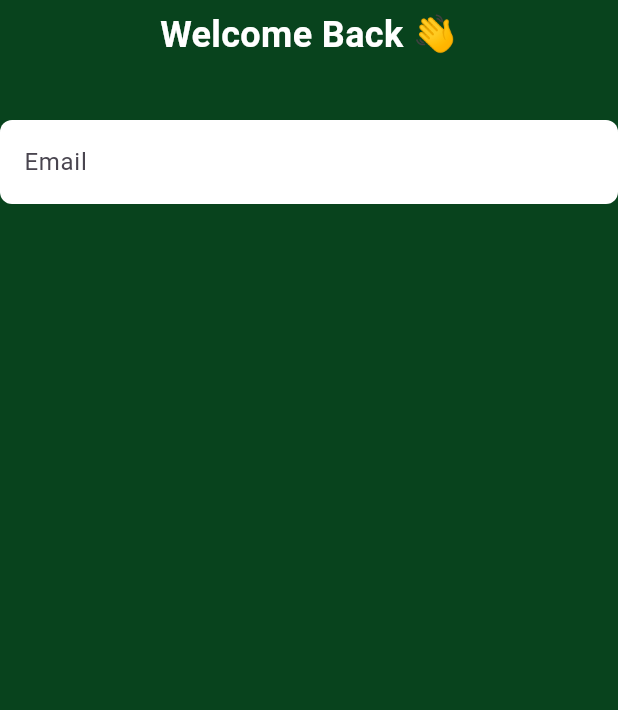
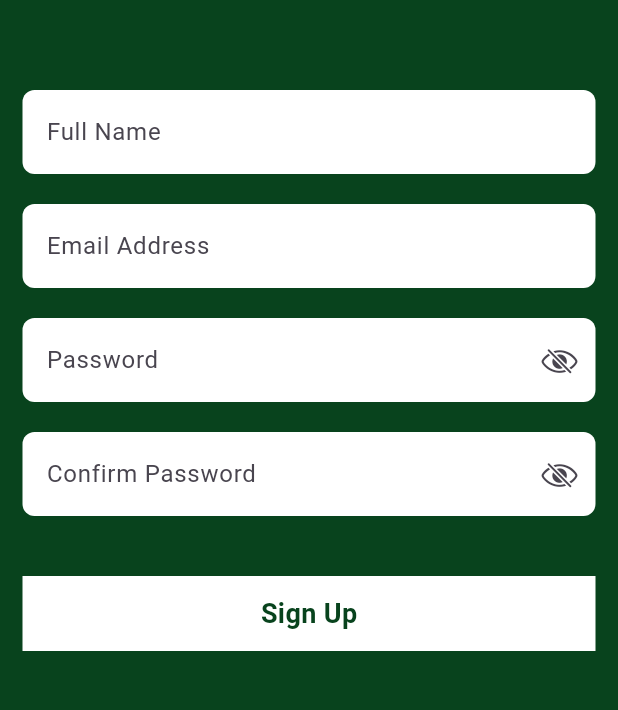
Before and after one commit to Ma7moudSelmy/Hungry_App, a Flutter app: the screen it shows after launch, on a phone screen of 412 x 824 dp, the part 219-929 px from its top. Run offline on Flutter 3.47's test engine with Material 3 defaults, Android fonts, the phone set to English and light mode, and no system bars; our stand-ins replace flutter_svg, gap.

Commit message:
feat: Refactor authentication views to use stateful widgets and implement form validation

```diff
--- a/lib/features/auth/Views/login_view.dart
+++ b/lib/features/auth/Views/login_view.dart
@@ -2,41 +2,74 @@ import 'package:flutter/material.dart';
 import 'package:flutter_svg/svg.dart';
 import 'package:gap/gap.dart';
 import 'package:hungry_app/Core/Constants/app_colors.dart';
+import 'package:hungry_app/features/auth/Widgets/CustomAuthBtn.dart';
 import 'package:hungry_app/shared/custom_text.dart';
+import 'package:hungry_app/shared/custom_text_form_filed.dart';
 
-class LoginView extends StatelessWidget {
+class LoginView extends StatefulWidget {
   const LoginView({super.key});
 
   @override
+  State<LoginView> createState() => _LoginViewState();
+}
+
+class _LoginViewState extends State<LoginView> {
+  final TextEditingController emailController = TextEditingController();
+  final TextEditingController passwordController = TextEditingController();
+  final GlobalKey<FormState> _formKey = GlobalKey<FormState>();
+
+  @override
   Widget build(BuildContext context) {
-    return Scaffold(
+    return GestureDetector(
+      onTap: () => FocusScope.of(context).unfocus(),
+      child: Scaffold(
         backgroundColor: AppColors.primary,
         body: Center(
+          child: Padding(
+            padding: const EdgeInsets.symmetric(horizontal: 15),
+            child: Form(
+              key: _formKey,
               child: Column(
                 children: [
-            Gap(100),
+                  const Gap(100),
                   SvgPicture.asset("assets/logo/logo.svg"),
-            Gap(6),
+                  const Gap(6),
 
-            CustomText(
-              text: "Welcome Back 👋",
+                  const CustomText(
+                    text: "Welcome Back Discover great food",
                     color: Colors.white,
-              size: 24,
+                    size: 20,
                     Weight: FontWeight.w700,
                   ),
-            Gap(40),
-            TextFormField(
-              decoration: InputDecoration(
-                filled: true,
-                fillColor: Colors.white,
-                hintText: "Email",
-                border: OutlineInputBorder(
-                  borderRadius: BorderRadius.circular(8),
-                  borderSide: BorderSide.none,
+
+                  const Gap(60),
+
+                  CustomTextFormFiled(
+                    hint: "Email Address",
+                    isPassword: false,
+                    controller: emailController,
+                  ),
+
+                  const Gap(30),
+
+                  CustomTextFormFiled(
+                    hint: "Password",
+                    isPassword: true,
+                    controller: passwordController,
+                  ),
+                  const Gap(30),
+                  CustomAuthBtn(
+                    text: "Login",
+                    onTap: () {
+                      if (_formKey.currentState!.validate()) {
+                        print('sussess login');
+                      }
+                    },
+                  ),
+                ],
               ),
             ),
           ),
-          ],
         ),
       ),
     );
--- a/lib/features/auth/Views/signup_view.dart
+++ b/lib/features/auth/Views/signup_view.dart
@@ -0,0 +1,74 @@
+import 'package:flutter/material.dart';
+import 'package:flutter_svg/flutter_svg.dart';
+import 'package:gap/gap.dart';
+import 'package:hungry_app/Core/Constants/app_colors.dart';
+import 'package:hungry_app/features/auth/Widgets/CustomAuthBtn.dart';
+import 'package:hungry_app/shared/custom_text.dart';
+import 'package:hungry_app/shared/custom_text_form_filed.dart';
+
+class SignupView extends StatelessWidget {
+  const SignupView({super.key});
+
+  @override
+  Widget build(BuildContext context) {
+    TextEditingController emailController = TextEditingController();
+    TextEditingController nameController = TextEditingController();
+
+    TextEditingController passwordController = TextEditingController();
+
+    TextEditingController confirmpasswordController = TextEditingController();
+    final GlobalKey<FormState> _formKey = GlobalKey<FormState>();
+
+    return Scaffold(
+      backgroundColor: AppColors.primary,
+      body: Center(
+        child: Padding(
+          padding: const EdgeInsets.symmetric(horizontal: 15),
+          child: Form(
+            key: _formKey,
+            child: Column(
+              children: [
+                const Gap(100),
+                SvgPicture.asset("assets/logo/logo.svg"),
+                const Gap(60),
+
+                CustomTextFormFiled(
+                  hint: "Full Name",
+                  isPassword: false,
+                  controller: nameController,
+                ),
+                const Gap(20),
+                CustomTextFormFiled(
+                  hint: "Email Address",
+                  isPassword: false,
+                  controller: emailController,
+                ),
+                const Gap(20),
+                CustomTextFormFiled(
+                  hint: "Password",
+                  isPassword: true,
+                  controller: passwordController,
+                ),
+                const Gap(20),
+                CustomTextFormFiled(
+                  hint: "Confirm Password",
+                  isPassword: true,
+                  controller: confirmpasswordController,
+                ),
+                const Gap(40),
+                CustomAuthBtn(
+                  text: "Sign Up",
+                  onTap: () {
+                    if (_formKey.currentState!.validate()) {
+                      print('sussess signup');
+                    }
+                  },
+                ),
+              ],
+            ),
+          ),
+        ),
+      ),
+    );
+  }
+}
--- /dev/null
+++ b/lib/features/auth/Widgets/CustomAuthBtn.dart
@@ -0,0 +1,31 @@
+import 'package:flutter/material.dart';
+import 'package:hungry_app/Core/Constants/app_colors.dart';
+import 'package:hungry_app/shared/custom_text.dart';
+
+class CustomAuthBtn extends StatelessWidget {
+  const CustomAuthBtn({super.key, this.onTap, this.text});
+  final Function()? onTap;
+  final String? text;
+
+  @override
+  Widget build(BuildContext context) {
+    return GestureDetector(
+      onTap: onTap,
+      child: Container(
+        height: 50,
+
+        color: Colors.white,
+        width: double.infinity,
+
+        child: Center(
+          child: CustomText(
+            color: AppColors.primary,
+            text: text!,
+            size: 18,
+            Weight: FontWeight.bold,
+          ),
+        ),
+      ),
+    );
+  }
+}
--- a/lib/main.dart
+++ b/lib/main.dart
@@ -1,8 +1,8 @@
 import 'package:flutter/material.dart';
-import 'package:hungry_app/features/auth/Views/login_view.dart';
+import 'package:hungry_app/features/auth/Views/signup_view.dart';
 
 void main() {
-  runApp(Hunget());
+  runApp(const Hunget());
 }
 
 class Hunget extends StatelessWidget {
@@ -12,7 +12,7 @@ class Hunget extends StatelessWidget {
   Widget build(BuildContext context) {
     return const MaterialApp(
       debugShowCheckedModeBanner: false,
-      home: LoginView(),
+      home: SignupView(),
     );
   }
 }
--- /dev/null
+++ b/lib/shared/custom_text_form_filed.dart
@@ -0,0 +1,63 @@
+import 'package:flutter/cupertino.dart';
+import 'package:flutter/material.dart';
+
+class CustomTextFormFiled extends StatefulWidget {
+  const CustomTextFormFiled({
+    super.key,
+    this.hint,
+    this.isPassword = false,
+    this.controller,
+  });
+
+  final String? hint;
+  final bool isPassword;
+  final TextEditingController? controller;
+
+  @override
+  State<CustomTextFormFiled> createState() => _CustomTextFormFiledState();
+}
+
+class _CustomTextFormFiledState extends State<CustomTextFormFiled> {
+  late bool _obscureText;
+
+  @override
+  void initState() {
+    super.initState();
+    _obscureText = widget.isPassword;
+  }
+
+  @override
+  Widget build(BuildContext context) {
+    return TextFormField(
+      controller: widget.controller,
+      validator: (v) {
+        if (v == null || v.isEmpty) {
+          return "please fill ${widget.hint}";
+        }
+        return null;
+      },
+      obscureText: _obscureText,
+      decoration: InputDecoration(
+        suffixIcon: widget.isPassword
+            ? IconButton(
+                icon: Icon(
+                  _obscureText ? CupertinoIcons.eye_slash : CupertinoIcons.eye,
+                ),
+                onPressed: () {
+                  setState(() {
+                    _obscureText = !_obscureText;
+                  });
+                },
+              )
+            : null,
+        filled: true,
+        fillColor: Colors.white,
+        hintText: widget.hint,
+        border: OutlineInputBorder(
+          borderRadius: BorderRadius.circular(8),
+          borderSide: BorderSide.none,
+        ),
+      ),
+    );
+  }
+}
```
Lines whose indentation alone changed are shown as unchanged.
